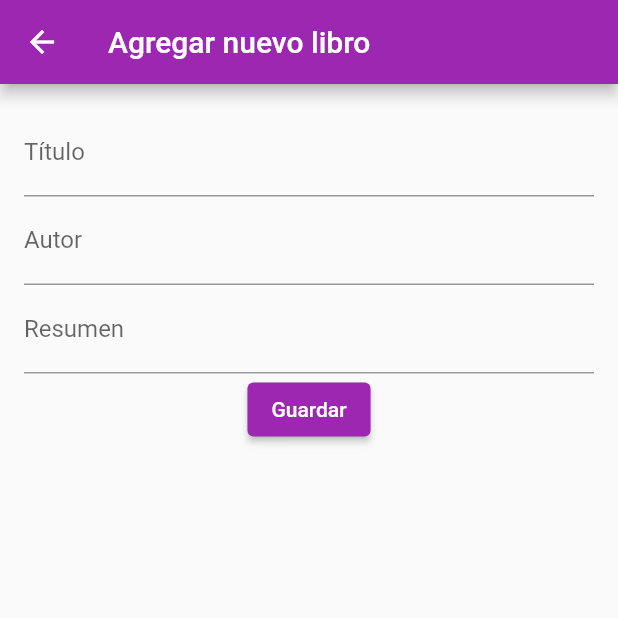
After one commit to juliooa/booksy_app, a Flutter app: the screen it shows after launch, item 3 of the bottom bar chosen, after a tap on "Agregar nuevo libro", on a phone screen of 412 x 824 dp, the top half of it. The commit adds this screen. Run offline on Flutter 3.47's test engine with Material 2 defaults, Android fonts, the light colour scheme and no system bars; our stand-ins replace cloud_firestore, firebase_core, flutter_bloc; accounts and stored records are empty.

Commit message:
adding a book to firestore

```diff
--- /dev/null
+++ b/lib/add_book/add_book_screen.dart
@@ -0,0 +1,77 @@
+import 'package:booksy_app/services/books_service.dart';
+import 'package:flutter/cupertino.dart';
+import 'package:flutter/material.dart';
+
+class AddBookScreen extends StatelessWidget {
+  const AddBookScreen({Key? key}) : super(key: key);
+
+  @override
+  Widget build(BuildContext context) {
+    return Scaffold(
+        appBar: AppBar(
+          title: const Text("Agregar nuevo libro"),
+        ),
+        body: const AddBookForm());
+  }
+}
+
+class AddBookForm extends StatefulWidget {
+  const AddBookForm({Key? key}) : super(key: key);
+
+  @override
+  State<StatefulWidget> createState() {
+    return AddBookFormState();
+  }
+}
+
+class AddBookFormState extends State<AddBookForm> {
+  final titleFieldController = TextEditingController();
+  final authorFieldController = TextEditingController();
+  final summaryFieldController = TextEditingController();
+
+  @override
+  Widget build(BuildContext context) {
+    return Form(
+      child: Padding(
+        padding: const EdgeInsets.all(16.0),
+        child: Column(children: [
+          TextFormField(
+            controller: titleFieldController,
+            decoration: const InputDecoration(
+              border: UnderlineInputBorder(),
+              labelText: 'Título',
+            ),
+          ),
+          TextFormField(
+            controller: authorFieldController,
+            decoration: const InputDecoration(
+              border: UnderlineInputBorder(),
+              labelText: 'Autor',
+            ),
+          ),
+          TextFormField(
+            controller: summaryFieldController,
+            decoration: const InputDecoration(
+              border: UnderlineInputBorder(),
+              labelText: 'Resumen',
+            ),
+          ),
+          ElevatedButton(
+            onPressed: () {
+              _saveBook();
+            },
+            child: Text("Guardar"),
+          ),
+        ]),
+      ),
+    );
+  }
+
+  void _saveBook() {
+    var title = titleFieldController.text;
+    var author = authorFieldController.text;
+    var summary = summaryFieldController.text;
+
+    BooksService().saveBook(title, author, summary);
+  }
+}
--- a/lib/bookshelf/bookshelf_screen.dart
+++ b/lib/bookshelf/bookshelf_screen.dart
@@ -1,3 +1,4 @@
+import 'package:booksy_app/add_book/add_book_screen.dart';
 import 'package:booksy_app/book_details/book_details_screen.dart';
 import 'package:booksy_app/model/book.dart';
 import 'package:booksy_app/services/books_service.dart';
@@ -12,16 +13,48 @@ class BookshelfScreen extends StatelessWidget {
   Widget build(BuildContext context) {
     return BlocBuilder<BookshelfBloc, BookshelfState>(
         builder: (context, bookshelfState) {
-      if (bookshelfState.bookIds.isEmpty) {
-        return Center(
+      var emptyListWidget = Center(
         child: Text(
           "Aún no tienes ningún libro en tu estante.",
           style: Theme.of(context).textTheme.headline4,
           textAlign: TextAlign.center,
         ),
       );
+
+      var mainWidget = bookshelfState.bookIds.isEmpty
+          ? emptyListWidget
+          : MyBooksGrid(bookshelfState.bookIds);
+
+      return Column(
+        children: [
+          Expanded(child: mainWidget),
+          ElevatedButton(
+            onPressed: () {
+              _navigateToAddNewBookScreen(context);
+            },
+            child: const Text("Agregar nuevo libro"),
+          ),
+        ],
+      );
+    });
   }
 
+  void _navigateToAddNewBookScreen(BuildContext context) {
+    Navigator.push(
+      context,
+      MaterialPageRoute(
+        builder: (context) => const AddBookScreen(),
+      ),
+    );
+  }
+}
+
+class MyBooksGrid extends StatelessWidget {
+  final List<String> bookIds;
+  const MyBooksGrid(this.bookIds, {Key? key}) : super(key: key);
+
+  @override
+  Widget build(BuildContext context) {
     return Container(
       margin: const EdgeInsets.all(16),
       child: GridView.builder(
@@ -31,12 +64,11 @@ class BookshelfScreen extends StatelessWidget {
             mainAxisSpacing: 10,
             childAspectRatio: 0.7,
           ),
-            itemCount: bookshelfState.bookIds.length,
+          itemCount: bookIds.length,
           itemBuilder: (context, index) {
-              return BookCoverItem(bookshelfState.bookIds[index]);
+            return BookCoverItem(bookIds[index]);
           }),
     );
-    });
   }
 }
 
--- a/lib/model/book.dart
+++ b/lib/model/book.dart
@@ -13,7 +13,7 @@ class Book {
           json['name'] as String,
           json['author'] as String,
           json['summary'] as String,
-          json['coverUrl'] as String,
+          json.containsKey('coverUrl') ? json['coverUrl'] as String : "",
         );
 
   toJson() {
```
Also changed, not shown: lib/services/books_service.dart (+11 -0 lines). Lines whose indentation alone changed are shown as unchanged.
